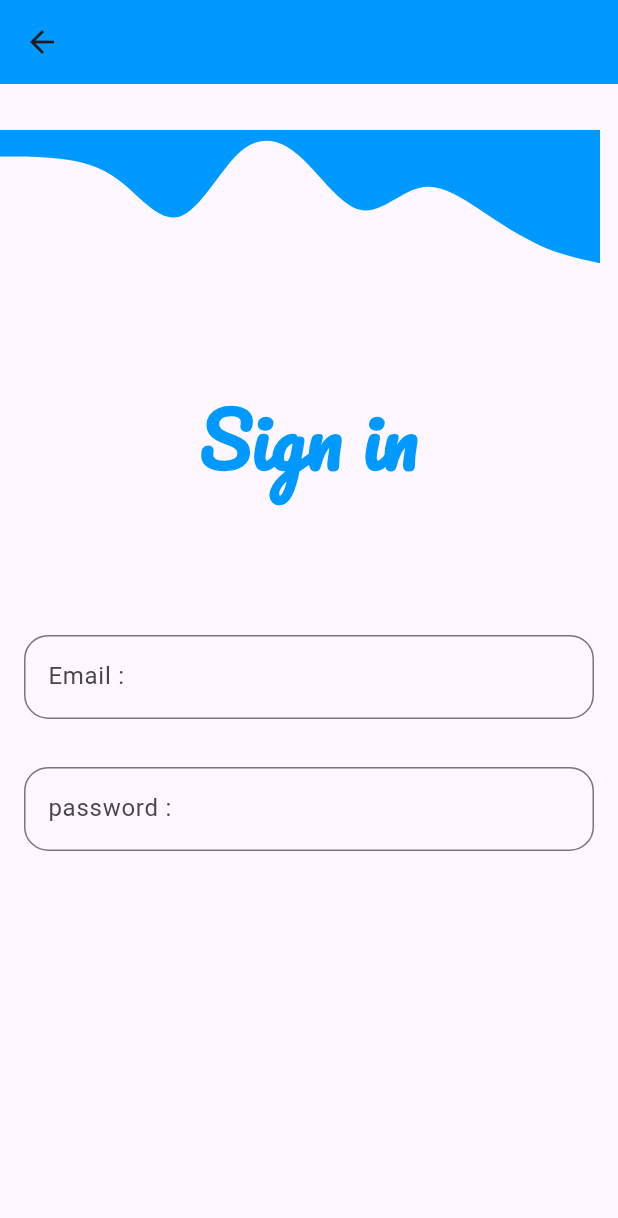
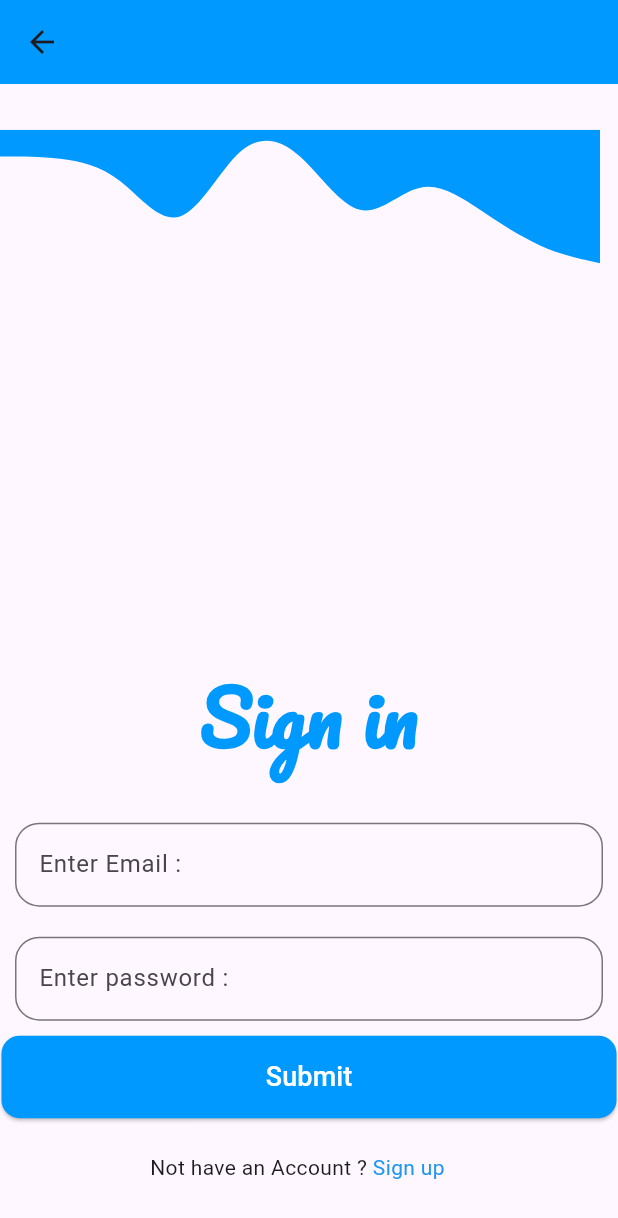
Before and after one commit to 01Nimantha/clothly, a Flutter app: the Signin screen opened directly, on a phone screen of 412 x 824 dp. Shown: the top 1218 px of the screen. Run offline on Flutter 3.47's test engine with Material 3 defaults, Android fonts, the phone set to English and light mode, and no system bars; our stand-ins replace cloud_firestore, firebase_auth, firebase_core, flutter_dotenv, flutter_svg, font_awesome_flutter and 2 more; missing offline and left inert: flutter_stripe; accounts and stored records are empty.

Commit message:
update signin.dart

```diff
--- a/lib/pages/signin.dart
+++ b/lib/pages/signin.dart
@@ -1,6 +1,12 @@
+import 'dart:convert';
+
+import 'package:clothly/pages/navigation_page.dart';
+import 'package:clothly/pages/signup.dart';
+import 'package:flutter/foundation.dart';
 import 'package:flutter/material.dart';
 import 'package:flutter_svg/flutter_svg.dart';
 import 'package:google_fonts/google_fonts.dart';
+import 'package:http/http.dart' as http;
 
 class Signin extends StatefulWidget {
   const Signin({super.key});
@@ -10,6 +16,52 @@ class Signin extends StatefulWidget {
 }
 
 class _SigninState extends State<Signin> {
+  final _formKey = GlobalKey<FormState>();
+  TextEditingController email = TextEditingController();
+  TextEditingController password = TextEditingController();
+  Future save() async {
+    var res = await http.post(
+      Uri.parse("http://10.0.2.2:8080/signin"),
+      body: {
+        'email': email.text,
+        'password': password.text,
+      },
+    );
+
+    if (kDebugMode) {
+      print("Hello world!");
+      print(res.body);
+      print("Hello world!");
+    }
+
+    final responseBody = res.body;
+
+    try {
+      final data = jsonDecode(
+          responseBody); // <-- add this import: import 'dart:convert';
+
+      if (data["message"] == "valid email and password") {
+        Navigator.of(context).push(
+          MaterialPageRoute(
+            builder: (context) => NavigationPage(),
+          ),
+        );
+      } else {
+        // Optional: show error message from server
+        ScaffoldMessenger.of(context).showSnackBar(
+          SnackBar(content: Text(data["message"] ?? "Invalid credentials")),
+        );
+      }
+    } catch (e) {
+      if (kDebugMode) {
+        print("Error parsing response: $e");
+      }
+      ScaffoldMessenger.of(context).showSnackBar(
+        SnackBar(content: Text("Something went wrong.")),
+      );
+    }
+  }
+
   @override
   Widget build(BuildContext context) {
     return Scaffold(
@@ -26,14 +78,16 @@ class _SigninState extends State<Signin> {
               height: 150,
             ),
           ),
-          Container(
+          Form(
+            key: _formKey,
+            child: Container(
               alignment: Alignment.center,
               child: Column(
                 mainAxisAlignment: MainAxisAlignment.start,
                 crossAxisAlignment: CrossAxisAlignment.center,
                 children: [
-                SizedBox(
-                  height: 200,
+                  Spacer(
+                    flex: 30,
                   ),
                   Text(
                     "Sign in",
@@ -43,12 +97,28 @@ class _SigninState extends State<Signin> {
                       color: Color.fromRGBO(0, 153, 255, 1.0),
                     ),
                   ),
-                Spacer(),
+                  Spacer(
+                    flex: 2,
+                  ),
                   Padding(
-                  padding: const EdgeInsets.all(16.0),
+                    padding: const EdgeInsets.all(10.0),
                     child: TextFormField(
+                      onChanged: (value) {
+                        setState(() {
+                          email.text = value;
+                        });
+                      },
+                      validator: (value) {
+                        if (value == null || value.isEmpty) {
+                          return 'Email is required';
+                        } else if (!RegExp(r'^[\w-\.]+@([\w-]+\.)+[\w]{2,4}$')
+                            .hasMatch(value)) {
+                          return 'Enter a valid email address';
+                        }
+                        return null;
+                      },
                       decoration: InputDecoration(
-                      hintText: "Email :",
+                        hintText: "Enter Email :",
                         border: OutlineInputBorder(
                           borderRadius: BorderRadius.circular(16),
                         ),
@@ -61,23 +131,37 @@ class _SigninState extends State<Signin> {
                         errorBorder: OutlineInputBorder(
                           borderRadius: BorderRadius.circular(16),
                           borderSide: BorderSide(
-                          color: Color.fromRGBO(0, 153, 255, 1.0),
+                            color: Colors.red,
                           ),
                         ),
                         focusedErrorBorder: OutlineInputBorder(
                           borderRadius: BorderRadius.circular(16),
                           borderSide: BorderSide(
-                          color: Color.fromRGBO(0, 153, 255, 1.0),
+                            color: Colors.red,
                           ),
                         ),
                       ),
                     ),
                   ),
                   Padding(
-                  padding: const EdgeInsets.all(16.0),
+                    padding: const EdgeInsets.all(10.0),
                     child: TextFormField(
+                      onChanged: (value) {
+                        setState(() {
+                          password.text = value;
+                        });
+                      },
+                      obscureText: true,
+                      validator: (value) {
+                        if (value == null || value.isEmpty) {
+                          return 'Password is required';
+                        } else if (value.length < 6) {
+                          return 'Password must be at least 6 characters';
+                        }
+                        return null;
+                      },
                       decoration: InputDecoration(
-                      hintText: "password :",
+                        hintText: "Enter password :",
                         border: OutlineInputBorder(
                           borderRadius: BorderRadius.circular(16),
                         ),
@@ -90,22 +174,76 @@ class _SigninState extends State<Signin> {
                         errorBorder: OutlineInputBorder(
                           borderRadius: BorderRadius.circular(16),
                           borderSide: BorderSide(
-                          color: Color.fromRGBO(0, 153, 255, 1.0),
+                            color: Colors.red,
                           ),
                         ),
                         focusedErrorBorder: OutlineInputBorder(
                           borderRadius: BorderRadius.circular(16),
                           borderSide: BorderSide(
-                          color: Color.fromRGBO(0, 153, 255, 1.0),
+                            color: Colors.red,
                           ),
                         ),
                       ),
                     ),
                   ),
-                Spacer(
-                  flex: 3,
+                  SizedBox(
+                    width: 410,
+                    height: 55,
+                    child: ElevatedButton(
+                      style: ButtonStyle(
+                        backgroundColor: WidgetStateProperty.all(
+                            Color.fromRGBO(0, 153, 255, 1.0)),
+                        shape: WidgetStateProperty.all<RoundedRectangleBorder>(
+                          RoundedRectangleBorder(
+                            borderRadius: BorderRadius.circular(12.0),
+                          ),
+                        ),
+                      ),
+                      onPressed: () {
+                        if (_formKey.currentState!.validate()) {
+                          if (kDebugMode) {
+                            print("Email: ${email.text}");
+                            print("Password: ${password.text}");
+                          }
+                          save();
+                          if (kDebugMode) {
+                            print('Data sent');
+                          }
+                        }
+                      },
+                      child: Text(
+                        "Submit",
+                        style: TextStyle(color: Colors.white, fontSize: 18),
+                      ),
+                    ),
+                  ),
+                  Spacer(),
+                  Padding(
+                    padding: const EdgeInsets.fromLTRB(100, 10, 10, 10),
+                    child: Row(
+                      children: [
+                        Text(
+                          "Not have an Account ? ",
+                        ),
+                        InkWell(
+                          onTap: () {
+                            Navigator.of(context).push(MaterialPageRoute(
+                              builder: (context) => Signup(),
+                            ));
+                          },
+                          child: Text(
+                            "Sign up",
+                            style: TextStyle(color: Colors.blue),
+                          ),
                         ),
                       ],
+                    ),
+                  ),
+                  Spacer(
+                    flex: 2,
+                  ),
+                ],
+              ),
             ),
           ),
         ],
```
Lines whose indentation alone changed are shown as unchanged.
